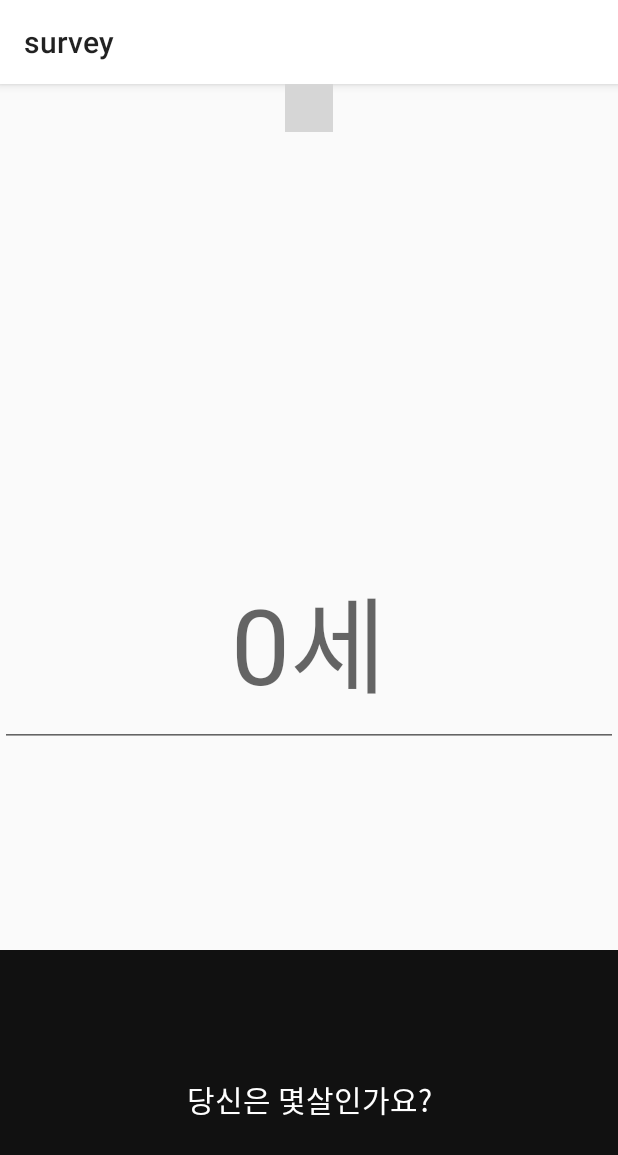
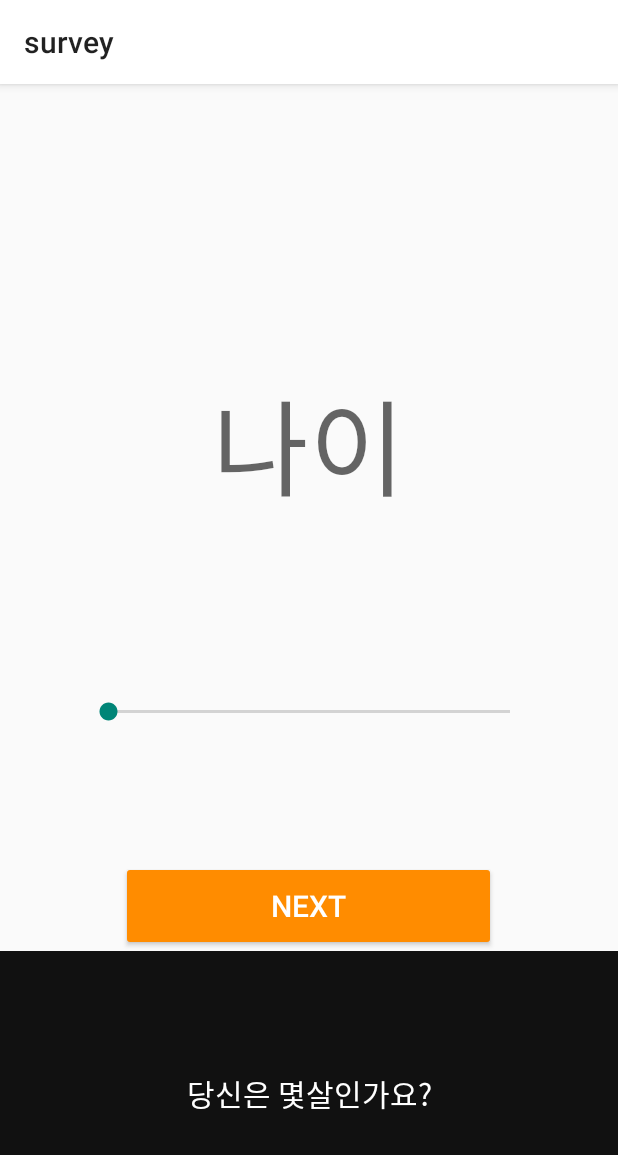
Before and after one commit to sgtlee99/CAFEIN_APP, an Android app: the SignupActivity screen opened directly, with no data from a screen before it, after a tap on "설문하러가기", on a phone screen of 412 x 824 dp. Shown: the top 1155 px of the screen. Run offline under Robolectric (Android 15) with nearby library versions, the light colour scheme and no system bars; our stand-ins replace Room's generated code; plain views replace SpringDotsIndicator; grey boxes are pictures that could not be loaded.

Commit message:
발표전 최근 버전

```diff
--- a/app/src/main/java/signuppack/SignupActivity.kt
+++ b/app/src/main/java/signuppack/SignupActivity.kt
@@ -37,7 +37,7 @@ class SignupActivity : AppCompatActivity() {
 
         //설문조사로 이동
         survettest.setOnClickListener {
-            var intent = Intent(this, ViewPager2::class.java)
+            var intent = Intent(this, SurveyActivity1::class.java)
             startActivity(intent)
         }
         //회원가입
--- a/app/src/main/java/signuppack/SurveyActivity1.kt
+++ b/app/src/main/java/signuppack/SurveyActivity1.kt
@@ -1,36 +1,25 @@
 package signuppack
 
+import android.content.Intent
 import android.os.Bundle
-import android.view.LayoutInflater
-import android.view.View
-import android.view.ViewGroup
+import android.widget.Button
 import android.widget.SeekBar
 import android.widget.TextView
-import androidx.fragment.app.Fragment
+import androidx.appcompat.app.AppCompatActivity
 import com.example.cafein_app.R
 
-class SurveyActivity1 : Fragment() {
+class SurveyActivity1 : AppCompatActivity() {
+    override fun onCreate(savedInstanceState: Bundle?) {
+        super.onCreate(savedInstanceState)
+        setContentView(R.layout.survey_activity1)
 
-    private lateinit var seekBar: SeekBar
-    private lateinit var tv: TextView
 
-    override fun onCreateView(
-        inflater: LayoutInflater,
-        container: ViewGroup?,
-        savedInstanceState: Bundle?
-    ): View? {
-        return inflater.inflate(R.layout.survey_activity1, container, false)
-    }
-
-    override fun onViewCreated(view: View, savedInstanceState: Bundle?) {
-        super.onViewCreated(view, savedInstanceState)
-
-        seekBar = view.findViewById(R.id.seekBar)
-        tv = view.findViewById(R.id.tv)
+        var seekBar = findViewById<SeekBar>(R.id.seekBar)
+        var et_age = findViewById<TextView>(R.id.age)
 
         seekBar.setOnSeekBarChangeListener(object : SeekBar.OnSeekBarChangeListener {
             override fun onProgressChanged(seekBar: SeekBar?, progress: Int, fromUser: Boolean) {
-                tv.text = progress.toString()
+                et_age.text = progress.toString()
             }
 
             override fun onStartTrackingTouch(seekBar: SeekBar?) {
@@ -39,5 +28,11 @@ class SurveyActivity1 : Fragment() {
             override fun onStopTrackingTouch(seekBar: SeekBar?) {
             }
         })
+
+        var button = findViewById<Button>(R.id.b)
+        button.setOnClickListener {
+            var intent = Intent(this, SurveyActivity2::class.java)
+            startActivity(intent)
+        }
     }
 }
--- a/app/src/main/java/signuppack/ViewPager2.kt
+++ /dev/null
@@ -1,24 +0,0 @@
-package signuppack
-
-import androidx.appcompat.app.AppCompatActivity
-import android.os.Bundle
-import androidx.viewpager2.widget.ViewPager2
-import com.example.cafein_app.R
-import com.tbuonomo.viewpagerdotsindicator.SpringDotsIndicator
-
-class ViewPager2 : AppCompatActivity() {
-    override fun onCreate(savedInstanceState: Bundle?) {
-        super.onCreate(savedInstanceState)
-        setContentView(R.layout.viewpager2)
-
-//        val spring: SpringDotsIndicator = findViewById(R.id.spring)
-
-        val vp: ViewPager2 = findViewById(R.id.vp)
-
-        val viewpagerFragmentAdapter = ViewPagerAdapter(this)
-
-        vp.adapter = viewpagerFragmentAdapter
-//        spring.setViewPager2(vp)
-
-    }
-}
--- a/app/src/main/java/signuppack/ViewPagerAdapter.kt
+++ /dev/null
@@ -1,23 +0,0 @@
-package signuppack
-
-import androidx.fragment.app.Fragment
-import androidx.fragment.app.FragmentActivity
-import androidx.viewpager2.adapter.FragmentStateAdapter
-
-class ViewPagerAdapter(frgmentActivity: FragmentActivity):
-    FragmentStateAdapter(frgmentActivity) {
-
-    val fList = listOf<Fragment>(
-        SurveyActivity1(), SurveyActivity2(), SurveyActivity3(), SurveyActivity4(),
-        SurveyActivity5(), SurveyActivity6(), SurveyActivity7()
-    )
-
-    override fun getItemCount(): Int {
-        return fList.size
-    }
-
-    override fun createFragment(position: Int): Fragment {
-        return fList[position]
-    }
-
-}
--- a/app/src/main/res/layout/survey_activity1.xml
+++ b/app/src/main/res/layout/survey_activity1.xml
@@ -1,21 +1,18 @@
 <?xml version="1.0" encoding="utf-8"?>
-<FrameLayout xmlns:android="http://schemas.android.com/apk/res/android"
-    xmlns:app="http://schemas.android.com/apk/res-auto"
-    android:layout_width="match_parent"
-    android:layout_height="match_parent">
 
-    <LinearLayout
+<LinearLayout xmlns:android="http://schemas.android.com/apk/res/android"
     android:layout_width="match_parent"
     android:layout_height="match_parent"
     android:orientation="vertical">
 
     <EditText
-            android:id="@+id/et"
-            android:layout_width="match_parent"
+        android:id="@+id/age"
+        android:layout_width="wrap_content"
         android:layout_height="140dp"
-            android:layout_marginTop="270dp"
-            android:gravity="center"
-            android:hint="0세"
+        android:layout_marginTop="170dp"
+        android:layout_gravity="center"
+        android:hint="나이"
+        android:background="@android:color/transparent"
         android:text=""
         android:textSize="70dp" />
 
@@ -28,11 +25,20 @@
         android:layout_weight="1"
         android:max="100" />
 
+    <Button
+        android:id="@+id/b"
+        android:layout_width="250dp"
+        android:layout_height="60dp"
+        android:layout_gravity="center"
+        android:backgroundTint="@color/orange"
+        android:text="NEXT"
+        android:textSize="20dp"
+        android:textColor="#FFFFFFFF" />
+
     <TextView
         android:id="@+id/tv"
         android:layout_width="match_parent"
-            android:layout_height="200dp"
-            android:layout_marginTop="125dp"
+        android:layout_height="190dp"
         android:background="#111111"
         android:gravity="center"
         android:text="당신은 몇살인가요?"
@@ -41,4 +47,3 @@
         android:textStyle="normal" />
 
 </LinearLayout>
-</FrameLayout>
```
Also changed, not shown: app/src/main/java/signuppack/SurveyActivity2.kt (+15 -11 lines), app/src/main/java/signuppack/SurveyActivity3.kt (+15 -11 lines), app/src/main/java/signuppack/SurveyActivity4.kt (+15 -11 lines), app/src/main/java/signuppack/SurveyActivity5.kt (+15 -11 lines), app/src/main/java/signuppack/SurveyActivity6.kt (+15 -11 lines), app/src/main/java/signuppack/SurveyActivity7.kt (+17 -26 lines), app/src/main/res/layout/survey_activity2.xml (+19 -15 lines), app/src/main/res/layout/survey_activity3.xml (+17 -14 lines), app/src/main/res/layout/survey_activity4.xml (+17 -13 lines), app/src/main/res/layout/survey_activity5.xml (+18 -15 lines), app/src/main/res/layout/survey_activity6.xml (+19 -16 lines), app/src/main/res/layout/survey_activity7.xml (+17 -22 lines). Lines whose indentation alone changed are shown as unchanged.
